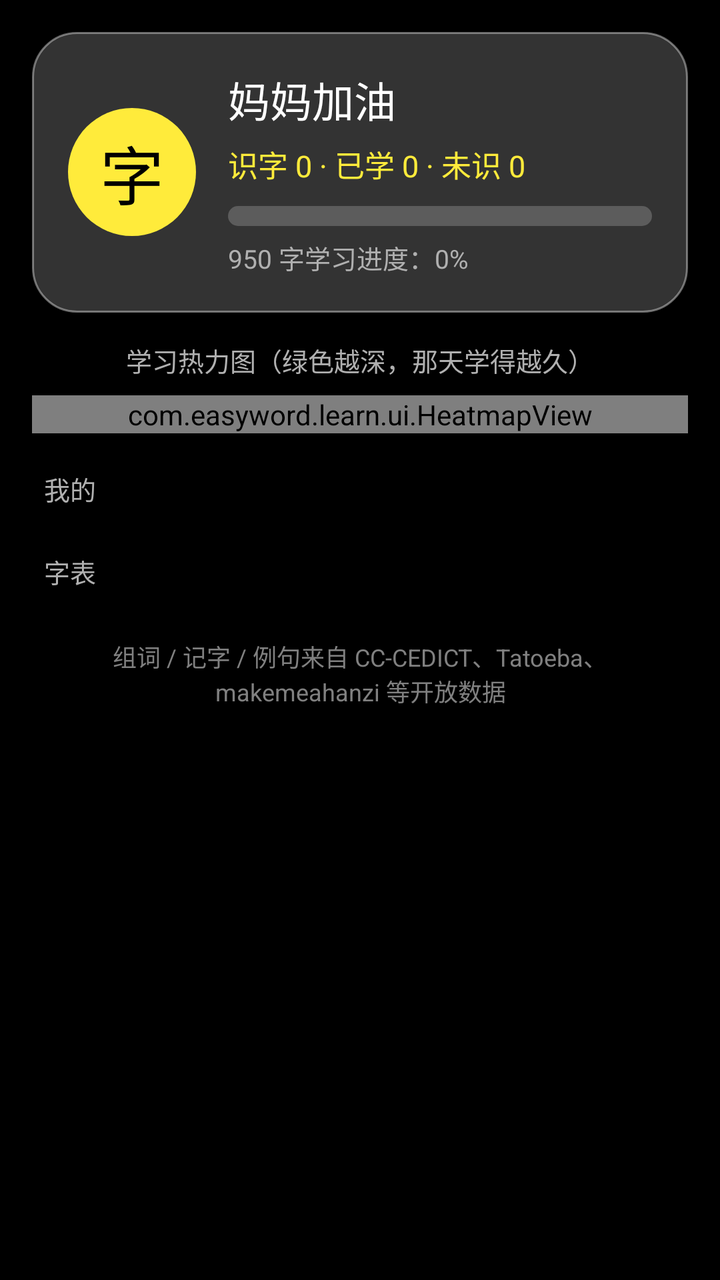
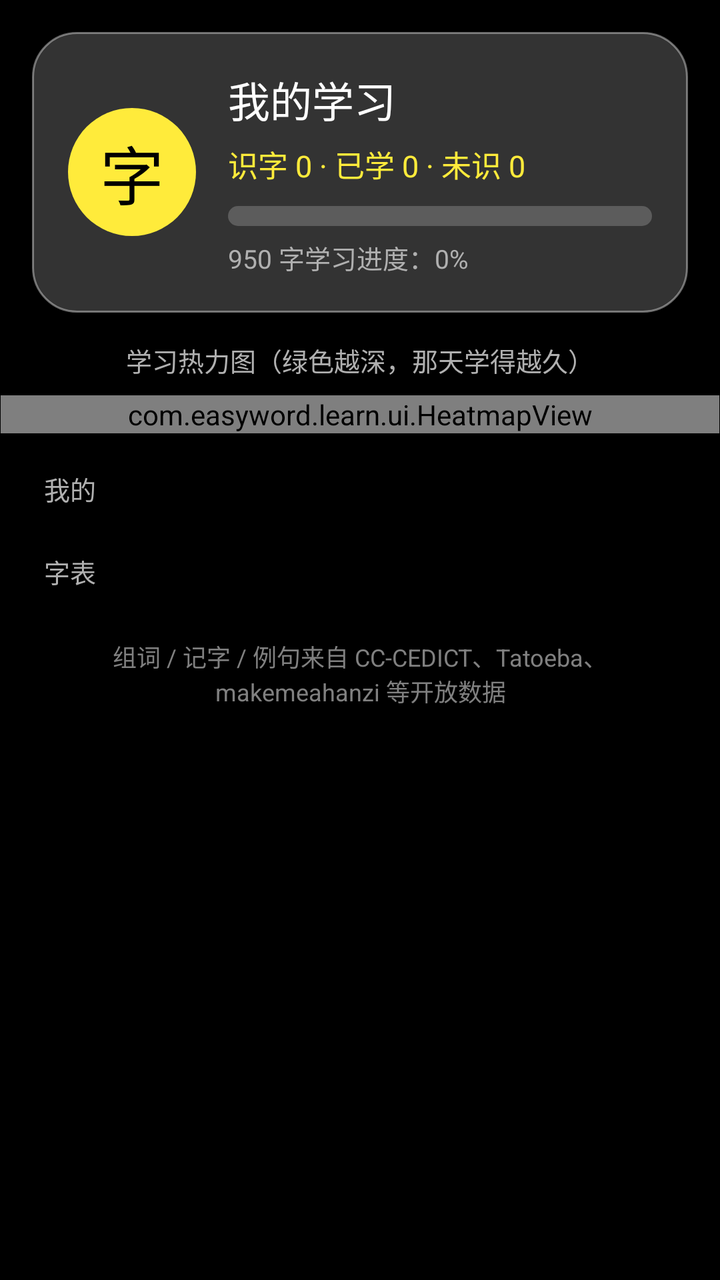

An Android layout rendered at two revisions. The XML below is the earlier revision; the diff shows what the commit changed to produce the second picture.
<!-- AndroidManifest.xml: application theme Theme.EasyWord -->
<!-- res/layout/fragment_profile.xml -->
<?xml version="1.0" encoding="utf-8"?>
<ScrollView xmlns:android="http://schemas.android.com/apk/res/android"
    android:layout_width="match_parent"
    android:layout_height="match_parent"
    android:background="@color/black">

    <LinearLayout
        android:layout_width="match_parent"
        android:layout_height="wrap_content"
        android:orientation="vertical"
        android:padding="16dp">

        
        <LinearLayout
            android:layout_width="match_parent"
            android:layout_height="wrap_content"
            android:background="@drawable/bg_card"
            android:gravity="center_vertical"
            android:orientation="horizontal"
            android:padding="18dp">

            <TextView
                android:layout_width="64dp"
                android:layout_height="64dp"
                android:background="@drawable/bg_circle_gold"
                android:gravity="center"
                android:text="字"
                android:textColor="@color/black"
                android:textSize="32sp" />

            <LinearLayout
                android:layout_width="0dp"
                android:layout_height="wrap_content"
                android:layout_marginStart="16dp"
                android:layout_weight="1"
                android:orientation="vertical">

                <TextView
                    android:layout_width="match_parent"
                    android:layout_height="wrap_content"
                    android:text="妈妈加油"
                    android:textColor="@color/white"
                    android:textSize="21sp" />

                <TextView
                    android:id="@+id/textStats"
                    android:layout_width="match_parent"
                    android:layout_height="wrap_content"
                    android:layout_marginTop="6dp"
                    android:textColor="@color/yellow"
                    android:textSize="15sp"
                    android:text="识字 0 · 已学 0 · 未识 0" />

                <ProgressBar
                    android:id="@+id/progressLearn"
                    style="?android:attr/progressBarStyleHorizontal"
                    android:layout_width="match_parent"
                    android:layout_height="10dp"
                    android:layout_marginTop="10dp"
                    android:max="950"
                    android:progress="0"
                    android:progressDrawable="@drawable/progress_learn" />

                <TextView
                    android:id="@+id/textTotalProgress"
                    android:layout_width="match_parent"
                    android:layout_height="wrap_content"
                    android:layout_marginTop="6dp"
                    android:textColor="@color/gray"
                    android:textSize="13sp"
                    android:text="950 字学习进度：0%" />
            </LinearLayout>
        </LinearLayout>

        
        <TextView
            android:layout_width="match_parent"
            android:layout_height="wrap_content"
            android:layout_marginTop="14dp"
            android:gravity="center"
            android:text="学习热力图（绿色越深，那天学得越久）"
            android:textColor="@color/gray"
            android:textSize="13sp" />

        
        <HorizontalScrollView
            android:id="@+id/periodScroll"
            android:layout_width="match_parent"
            android:layout_height="wrap_content"
            android:layout_marginTop="10dp"
            android:scrollbars="none"
            android:visibility="gone">

            <LinearLayout
                android:id="@+id/periodBox"
                android:layout_width="wrap_content"
                android:layout_height="wrap_content"
                android:orientation="horizontal"
                android:paddingStart="2dp"
                android:paddingEnd="2dp" />
        </HorizontalScrollView>

        <com.easyword.learn.ui.HeatmapView
            android:id="@+id/heatmap"
            android:layout_width="match_parent"
            android:layout_height="wrap_content"
            android:layout_marginStart="-16dp"
            android:layout_marginTop="8dp"
            android:layout_marginEnd="-16dp" />

        <TextView
            android:layout_width="match_parent"
            android:layout_height="wrap_content"
            android:layout_marginTop="18dp"
            android:layout_marginStart="6dp"
            android:text="我的"
            android:textColor="@color/gray"
            android:textSize="13sp" />

        <LinearLayout
            android:id="@+id/rowBoxMine"
            android:layout_width="match_parent"
            android:layout_height="wrap_content"
            android:layout_marginTop="6dp"
            android:orientation="vertical" />

        <TextView
            android:layout_width="match_parent"
            android:layout_height="wrap_content"
            android:layout_marginTop="16dp"
            android:layout_marginStart="6dp"
            android:text="字表"
            android:textColor="@color/gray"
            android:textSize="13sp" />

        <LinearLayout
            android:id="@+id/rowBoxLists"
            android:layout_width="match_parent"
            android:layout_height="wrap_content"
            android:layout_marginTop="6dp"
            android:orientation="vertical" />

        <TextView
            android:layout_width="match_parent"
            android:layout_height="wrap_content"
            android:layout_marginTop="18dp"
            android:gravity="center"
            android:textColor="#808080"
            android:textSize="12sp"
            android:text="组词 / 记字 / 例句来自 CC-CEDICT、Tatoeba、makemeahanzi 等开放数据" />
    </LinearLayout>
</ScrollView>
<!-- resources referenced by this layout -->
<resources>
  <color name="black">#000000</color>
  <color name="gray">#B0B0B0</color>
  <color name="white">#FFFFFF</color>
  <color name="yellow">#FFEB3B</color>
  <!-- drawable bg_card (drawable) -->
  <?xml version="1.0" encoding="utf-8"?>
  <shape xmlns:android="http://schemas.android.com/apk/res/android"
      android:shape="rectangle">
      <solid android:color="@color/semi_white" />
      <corners android:radius="22dp" />
      <stroke
          android:width="1dp"
          android:color="#66FFFFFF" />
  </shape>
  <!-- drawable bg_circle_gold (drawable) -->
  <?xml version="1.0" encoding="utf-8"?>
  <shape xmlns:android="http://schemas.android.com/apk/res/android"
      android:shape="oval">
      <solid android:color="@color/yellow" />
  </shape>
  <!-- drawable progress_learn (drawable) -->
  <?xml version="1.0" encoding="utf-8"?>
  <layer-list xmlns:android="http://schemas.android.com/apk/res/android">
      <item android:id="@android:id/background">
          <shape android:shape="rectangle">
              <corners android:radius="6dp" />
              <solid android:color="#33FFFFFF" />
          </shape>
      </item>
      <item android:id="@android:id/progress">
          <clip>
              <shape android:shape="rectangle">
                  <corners android:radius="6dp" />
                  <solid android:color="@color/yellow" />
              </shape>
          </clip>
      </item>
  </layer-list>
  <style name="Theme.EasyWord" parent="Theme.AppCompat.NoActionBar">
          <item name="android:windowBackground">@color/black</item>
          <item name="android:statusBarColor">@color/black</item>
          <item name="android:navigationBarColor">@color/black</item>
          <item name="colorPrimary">@color/black</item>
          <item name="colorPrimaryDark">@color/black</item>
          <item name="colorAccent">@color/yellow</item>
      </style>
  <color name="semi_white">#33FFFFFF</color>
</resources>

<!-- the commit's change to res/layout/fragment_profile.xml (unified diff, before → after) -->
@@ -7,6 +7,8 @@
     <LinearLayout
         android:layout_width="match_parent"
         android:layout_height="wrap_content"
+        android:clipChildren="false"
+        android:clipToPadding="false"
         android:orientation="vertical"
         android:padding="16dp">
 
@@ -19,14 +21,28 @@
             android:orientation="horizontal"
             android:padding="18dp">
 
-            <TextView
+            <FrameLayout
                 android:layout_width="64dp"
-                android:layout_height="64dp"
-                android:background="@drawable/bg_circle_gold"
-                android:gravity="center"
-                android:text="字"
-                android:textColor="@color/black"
-                android:textSize="32sp" />
+                android:layout_height="64dp">
+
+                <TextView
+                    android:id="@+id/textAvatar"
+                    android:layout_width="match_parent"
+                    android:layout_height="match_parent"
+                    android:background="@drawable/bg_circle_gold"
+                    android:gravity="center"
+                    android:text="字"
+                    android:textColor="@color/black"
+                    android:textSize="32sp" />
+
+                <ImageView
+                    android:id="@+id/imgAvatar"
+                    android:layout_width="match_parent"
+                    android:layout_height="match_parent"
+                    android:contentDescription="@string/settings_avatar"
+                    android:scaleType="centerCrop"
+                    android:visibility="gone" />
+            </FrameLayout>
 
             <LinearLayout
                 android:layout_width="0dp"
@@ -36,9 +52,10 @@
                 android:orientation="vertical">
 
                 <TextView
+                    android:id="@+id/textNickname"
                     android:layout_width="match_parent"
                     android:layout_height="wrap_content"
-                    android:text="妈妈加油"
+                    android:text="我的学习"
                     android:textColor="@color/white"
                     android:textSize="21sp" />
 
<!-- resource entries referenced after the edit -->
@@ -38,6 +38,7 @@
           </clip>
       </item>
   </layer-list>
+  <string name="settings_avatar">头像</string>
   <style name="Theme.EasyWord" parent="Theme.AppCompat.NoActionBar">
           <item name="android:windowBackground">@color/black</item>
           <item name="android:statusBarColor">@color/black</item>
